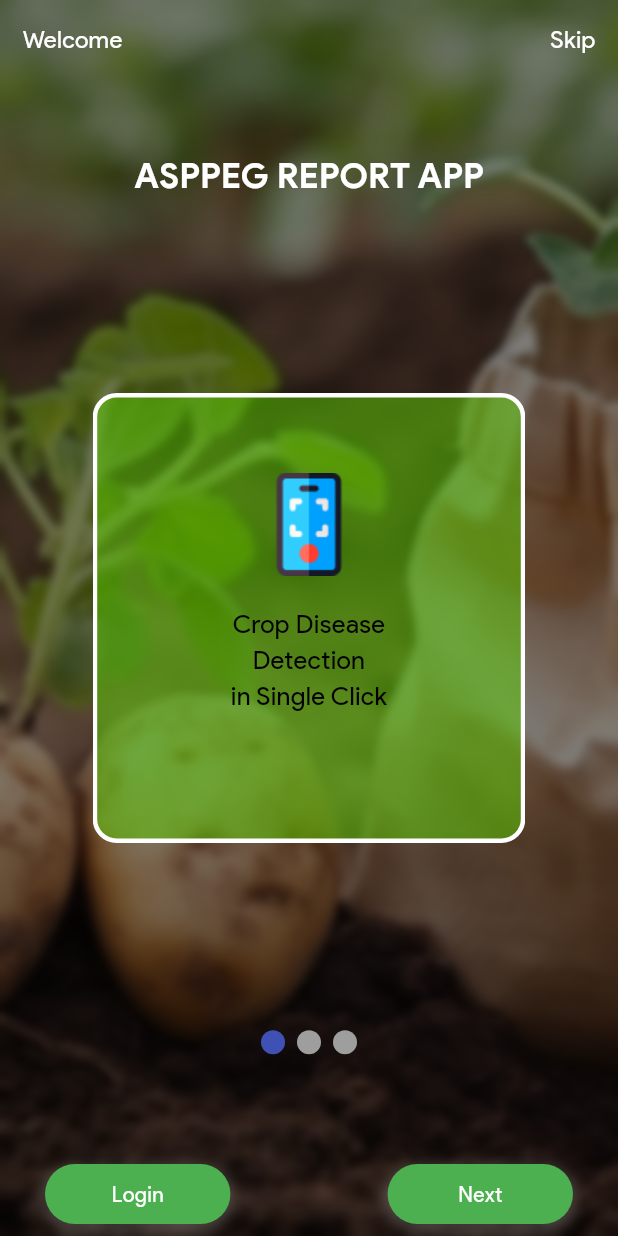
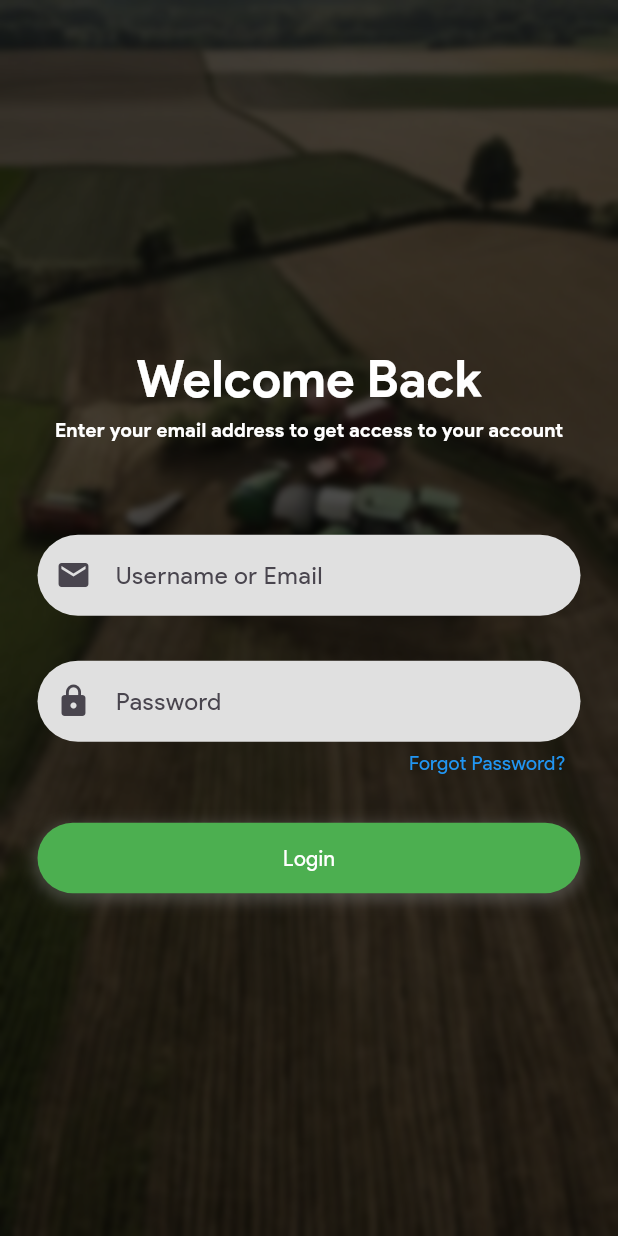
Before and after one commit to Darkbeast-glitch/ASPPEG-farms, a Flutter app: the screen it shows after launch, on a phone screen of 412 x 824 dp. Run offline on Flutter 3.47's test engine with Material 3 defaults, Android fonts, the phone set to English and light mode, and no system bars; drawn by our look-alikes of smooth_page_indicator; our stand-ins replace gap.

Commit message:
Worked on the login screen

```diff
--- a/lib/main.dart
+++ b/lib/main.dart
@@ -1,6 +1,7 @@
 import 'package:flutter/material.dart';
 import 'package:myapp/routes/routes.dart';
-import 'package:myapp/views/pages/onboarding_page.dart';
+import 'package:myapp/views/auths/login_page.dart';
+// import 'package:myapp/views/pages/onboarding_page.dart';
 
 void main() {
   runApp(const MyApp());
@@ -19,7 +20,7 @@ class MyApp extends StatelessWidget {
         colorScheme: ColorScheme.fromSeed(seedColor: Colors.deepPurple),
         useMaterial3: true,
       ),
-      home: const OnboardingPage(),
+      home: const LoginPage(),
       initialRoute: '/', // Set the initial route
       routes: Routes.getRoutes(), // Use the routes from routes.dart
     );
--- a/lib/routes/routes.dart
+++ b/lib/routes/routes.dart
@@ -1,4 +1,5 @@
 import 'package:flutter/material.dart';
+import 'package:myapp/views/auths/login_page.dart';
 import 'package:myapp/views/pages/get_started_page.dart';
 import 'package:myapp/views/pages/onboarding_page.dart';
 
@@ -7,6 +8,7 @@ class Routes {
     return {
       '/getstarted': (context) => const GetStartedPage(),
       '/onboarding': (context) => const OnboardingPage(),
+      '/login': (context) => const LoginPage(),
 
       // Add other routes here
     };
--- a/lib/utils/my_buttons.dart
+++ b/lib/utils/my_buttons.dart
@@ -20,7 +20,7 @@ class MyButton extends StatelessWidget {
         padding: const EdgeInsets.symmetric(horizontal: 16.0, vertical: 8.0),
         decoration: BoxDecoration(
           borderRadius: BorderRadius.circular(100),
-          color: Colors.green,
+          color: const Color(0XFF58E017),
           boxShadow: [
             BoxShadow(
               color: Colors.grey.withOpacity(0.3),
--- /dev/null
+++ b/lib/utils/my_textfield.dart
@@ -0,0 +1,48 @@
+import 'package:flutter/material.dart';
+
+class MyTextForm extends StatelessWidget {
+  const MyTextForm({
+    super.key,
+    required this.hintText,
+    required this.prefix,
+    required this.controller,
+    this.validator,
+    required this.obsecureText,
+    this.errorText,
+  });
+
+  final String hintText;
+  final Icon prefix;
+  final String? errorText;
+  final TextEditingController controller;
+  final String? Function(String?)? validator;
+  final bool obsecureText;
+
+  @override
+  Widget build(BuildContext context) {
+    return TextFormField(
+      controller: controller,
+      obscureText: obsecureText,
+      style: const TextStyle(color: Colors.black),
+      decoration: InputDecoration(
+        prefixIcon: prefix,
+        hintText: hintText,
+        hintStyle: const TextStyle(
+          fontFamily: "Product Sans Regular",
+        ),
+        filled: true,
+        fillColor: Colors.grey[300],
+        contentPadding: const EdgeInsets.all(15),
+        border: OutlineInputBorder(
+          borderRadius: BorderRadius.circular(30),
+          borderSide: BorderSide.none,
+        ),
+        focusedBorder: OutlineInputBorder(
+          borderRadius: BorderRadius.circular(30),
+          borderSide: const BorderSide(color: Colors.blue),
+        ),
+      ),
+      validator: validator,
+    );
+  }
+}
--- a/lib/utils/onboarding_card.dart
+++ b/lib/utils/onboarding_card.dart
@@ -4,7 +4,9 @@ import 'package:myapp/utils/constants.dart';
 
 class OnboadingCards extends StatelessWidget {
   const OnboadingCards({
-    super.key, required this.shortDescription, required this.imagePath,
+    super.key,
+    required this.shortDescription,
+    required this.imagePath,
   });
   final String shortDescription;
   final String imagePath;
@@ -12,11 +14,11 @@ class OnboadingCards extends StatelessWidget {
   @override
   Widget build(BuildContext context) {
     return Container(
-        width: 254,
+        width: 224,
         height: 296,
         decoration: BoxDecoration(
           // this will take a background color with hex code 5DD003,  and border color and also border radius
-          color: const Color(0xFF5DD003).withOpacity(0.5),
+          color: const Color(0xFF5DD003).withOpacity(0.78),
           borderRadius: BorderRadius.circular(16),
           border: Border.all(color: const Color(0xFFFFFFFF), width: 3),
         ),
@@ -34,7 +36,6 @@ class OnboadingCards extends StatelessWidget {
                 shortDescription,
                 style: AppConstants.subtitleTextStyle.copyWith(fontSize: 17),
               )
-
             ],
           ),
         )
--- /dev/null
+++ b/lib/views/auths/login_page.dart
@@ -0,0 +1,134 @@
+import 'package:flutter/material.dart';
+import 'package:gap/gap.dart';
+import 'dart:ui';
+
+import 'package:myapp/utils/constants.dart';
+import 'package:myapp/utils/my_textfield.dart';
+
+class LoginPage extends StatefulWidget {
+  const LoginPage({super.key});
+
+  @override
+  State<LoginPage> createState() => _LoginPageState();
+}
+
+class _LoginPageState extends State<LoginPage> {
+  final TextEditingController _emailController = TextEditingController();
+  final TextEditingController _passwordController = TextEditingController();
+  @override
+  Widget build(BuildContext context) {
+    return Scaffold(
+      body: Stack(
+        children: [
+          // Background image with a darker overlay
+          ColorFiltered(
+            colorFilter: ColorFilter.mode(
+              Colors.black.withOpacity(0.7), // Darken the image
+              BlendMode.darken,
+            ),
+            child: Image.asset(
+              'assets/images/farm.jpg',
+              fit: BoxFit.cover,
+              height: double.infinity,
+              width: double.infinity,
+            ),
+          ),
+          // Blur effect
+          BackdropFilter(
+            filter: ImageFilter.blur(sigmaX: 2, sigmaY: 2), // Subtle blur
+            child: Container(
+              color: Colors.black.withOpacity(0), // Transparent overlay
+            ),
+          ),
+
+          Padding(
+            padding: const EdgeInsets.all(25),
+            child: Column(
+              mainAxisAlignment: MainAxisAlignment.center,
+              children: [
+                // a welcome back text
+                Text(
+                  "Welcome Back",
+                  style: AppConstants.titleTextStyle
+                      .copyWith(color: Colors.white, fontSize: 34),
+                ),
+                // a sign in text
+                Text(
+                  "Enter your email address to get access to your account",
+                  style: AppConstants.seconTitleTextStyle.copyWith(
+                      color: Colors.white,
+                      fontSize: 13,
+                      fontWeight: FontWeight.w300),
+                ),
+                const Gap(60),
+                MyTextForm(
+                    hintText: "Username or Email",
+                    prefix: const Icon(Icons.email),
+                    controller: _emailController,
+                    obsecureText: false),
+                const Gap(30),
+
+                // a password field
+                MyTextForm(
+                    hintText: "Password",
+                    prefix: const Icon(Icons.lock),
+                    controller: _passwordController,
+                    obsecureText: true),
+                const Gap(5),
+
+                // a forget password
+                Padding(
+                  padding: const EdgeInsets.only(right: 10),
+                  child: Row(
+                    mainAxisAlignment: MainAxisAlignment.end,
+                    children: [
+                      // a text that says forget password?
+                      Text(
+                        "Forgot Password?",
+                        style: AppConstants.subtitleTextStyle
+                            .copyWith(color: Colors.blue, fontSize: 13),
+                      )
+                    ],
+                  ),
+                ),
+                const Gap(30),
+
+                // a login in button
+                Container(
+                  height: 47,
+                  padding: const EdgeInsets.symmetric(
+                      horizontal: 16.0, vertical: 8.0),
+                  decoration: BoxDecoration(
+                    borderRadius: BorderRadius.circular(100),
+                    color: Colors.green,
+                    boxShadow: [
+                      BoxShadow(
+                        color: Colors.grey.withOpacity(0.3),
+                        spreadRadius: 3,
+                        blurRadius: 7,
+                        offset:
+                            const Offset(0, 3), // changes position of shadow
+                      ),
+                    ],
+                  ),
+                  child: const Center(
+                    child: Text(
+                      "Login",
+                      style: TextStyle(
+                        fontSize: 14,
+                        color: Colors.white,
+                        fontFamily: "Product Sans Regular",
+                      ),
+                    ),
+                  ),
+                ),
+
+                // don't have an account text
+              ],
+            ),
+          ),
+        ],
+      ),
+    );
+  }
+}
--- a/lib/views/pages/get_started_page.dart
+++ b/lib/views/pages/get_started_page.dart
@@ -72,7 +72,7 @@ class GetStartedPage extends StatelessWidget {
                   MyButton(
                     text: "Get Started",
                     onTap: () {
-                      Navigator.pushNamed(context, '/home');
+                      Navigator.pushNamed(context, '/onboarding');
                     },
                   )
                 ],
--- a/lib/views/pages/onboarding_page.dart
+++ b/lib/views/pages/onboarding_page.dart
@@ -15,7 +15,18 @@ class OnboardingPage extends StatefulWidget {
 
 class _OnboardingPageState extends State<OnboardingPage> {
   final PageController _controller = PageController();
-  final int pageCount = 3; // Number of intro cards
+  final int pageCount = 4; // Number of intro cards
+  int currentPage = 0; // Track current page
+
+  @override
+  void initState() {
+    super.initState();
+    _controller.addListener(() {
+      setState(() {
+        currentPage = _controller.page!.round();
+      });
+    });
+  }
 
   @override
   Widget build(BuildContext context) {
@@ -88,7 +99,7 @@ class _OnboardingPageState extends State<OnboardingPage> {
               child: SizedBox(
                 height: 300, // Set appropriate height for the cards
                 width: MediaQuery.of(context).size.width *
-                    0.7, // Set width to 80% of the screen width
+                    0.65, // Set width to 65% of the screen width
                 child: PageView(
                   controller: _controller,
                   children: const [
@@ -100,6 +111,10 @@ class _OnboardingPageState extends State<OnboardingPage> {
                     OnboadingCards(
                       imagePath: "assets/images/report.png",
                       shortDescription: "Detailed \nAnalysis \nFor Experts",
+                    ),
+                    OnboadingCards(
+                      imagePath: "assets/images/Insect.png",
+                      shortDescription: "Monitor your\nPest",
                     ),
                     OnboadingCards(
                       imagePath: "assets/images/calculator.png",
@@ -115,7 +130,7 @@ class _OnboardingPageState extends State<OnboardingPage> {
               alignment: const Alignment(0, 0.7),
               child: SmoothPageIndicator(
                 controller: _controller, // PageController
-                count: pageCount, // Number of pages (3)
+                count: pageCount, // Number of pages (4)
                 effect: const WormEffect(), // Smooth indicator effect
                 onDotClicked: (index) {
                   _controller.animateToPage(
@@ -128,15 +143,30 @@ class _OnboardingPageState extends State<OnboardingPage> {
             ),
 
             // Buttons positioned at the bottom
-            const Positioned(
+            Positioned(
               bottom: 8,
-              left: 30,
-              right: 30,
+              left: 40,
+              right: 40,
               child: Row(
                 mainAxisAlignment: MainAxisAlignment.spaceBetween,
                 children: [
-                  MyButton(text: "Login"),
-                  MyButton(text: "Next"),
+                  const MyButton(text: "Login"),
+
+                  // Updated Next/Get Started Button Logic
+                  MyButton(
+                    text: currentPage == pageCount - 1 ? "Get started" : "Next",
+                    onTap: () {
+                      if (currentPage < pageCount - 1) {
+                        _controller.nextPage(
+                          duration: const Duration(milliseconds: 300),
+                          curve: Curves.easeInOut,
+                        );
+                      } else {
+                        // Handle the 'Get started' action here
+                        // Example: Navigator.pushReplacementNamed(context, '/home');
+                      }
+                    },
+                  ),
                 ],
               ),
             ),
```
Also changed, not shown: assets/images/Insect.png (added), assets/images/farm.jpg (added), lib/views/auths/register_page.dart (added).
